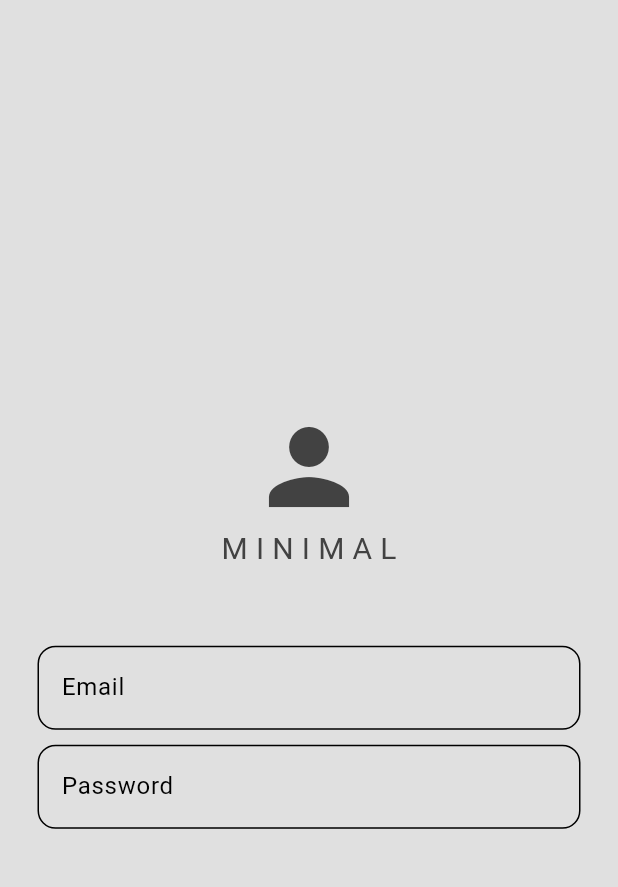
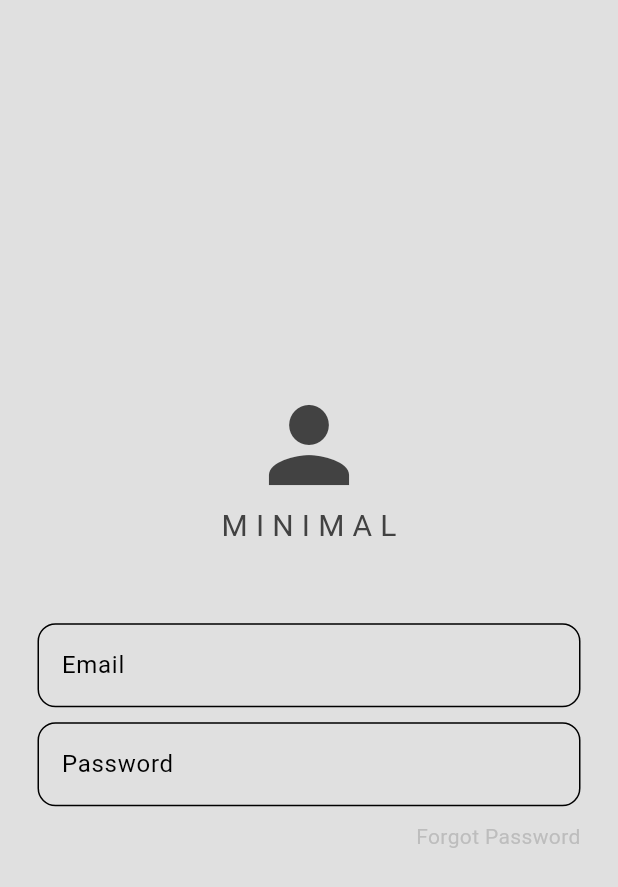
Before and after one commit to 20200966/Social_Media_App, a Flutter app: the screen it shows after launch, on a phone screen of 412 x 824 dp. Shown: the top 887 px of the screen. Run offline on Flutter 3.47's test engine with Material 3 defaults, Android fonts, the phone set to English and light mode, and no system bars.

Commit message:
feat: add forgot password

```diff
--- a/lib/pages/login_page.dart
+++ b/lib/pages/login_page.dart
@@ -47,6 +47,20 @@ class LoginPage extends StatelessWidget {
                 controller: passwordController,
               ),
 
+              const SizedBox(height: 10),
+
+              //forgot password
+              Row(
+                mainAxisAlignment: MainAxisAlignment.end,
+                children: [
+                  Text(
+                    "Forgot Password",
+                    style: TextStyle(
+                      color: Theme.of(context).colorScheme.secondary)
+                    ),
+                ],
+              )
+
             ],
           ),
         ),
```
